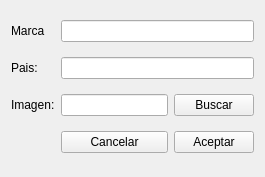
Above: marca/ui_form.ui from sgaete/Automotora_info175 before the change. Below: the same form after it.
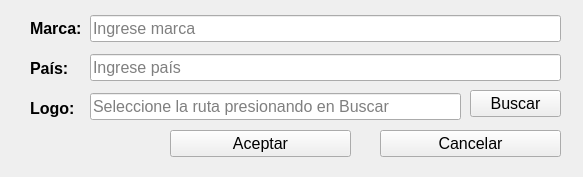
That is the form after the change.

Commit message: version final 2.0 de marca

Diff of the .ui file:
```diff
--- a/marca/ui_form.ui
+++ b/marca/ui_form.ui
@@ -6,66 +6,197 @@
    <rect>
     <x>0</x>
     <y>0</y>
-    <width>265</width>
+    <width>583</width>
     <height>177</height>
    </rect>
   </property>
+  <property name="font">
+   <font>
+    <pointsize>12</pointsize>
+    <weight>75</weight>
+    <bold>true</bold>
+   </font>
+  </property>
   <property name="windowTitle">
    <string>Marca</string>
   </property>
-  <layout class="QGridLayout" name="gridLayout">
-   <item row="3" column="2">
     <widget class="QPushButton" name="savemarca">
+   <property name="geometry">
+    <rect>
+     <x>170</x>
+     <y>130</y>
+     <width>181</width>
+     <height>27</height>
+    </rect>
+   </property>
+   <property name="font">
+    <font>
+     <pointsize>12</pointsize>
+     <weight>50</weight>
+     <bold>false</bold>
+    </font>
+   </property>
+   <property name="cursor">
+    <cursorShape>PointingHandCursor</cursorShape>
+   </property>
      <property name="text">
       <string>Aceptar</string>
      </property>
     </widget>
-   </item>
-   <item row="0" column="0">
     <widget class="QLabel" name="label_marca">
+   <property name="geometry">
+    <rect>
+     <x>30</x>
+     <y>20</y>
+     <width>61</width>
+     <height>17</height>
+    </rect>
+   </property>
      <property name="text">
-      <string>Marca</string>
-     </property>
-    </widget>
-   </item>
-   <item row="1" column="0">
+    <string>Marca:</string>
+   </property>
+  </widget>
     <widget class="QLabel" name="label_pais">
+   <property name="geometry">
+    <rect>
+     <x>30</x>
+     <y>60</y>
+     <width>41</width>
+     <height>17</height>
+    </rect>
+   </property>
      <property name="text">
-      <string>Pais:</string>
-     </property>
-    </widget>
-   </item>
-   <item row="3" column="1">
+    <string>País:</string>
+   </property>
+  </widget>
     <widget class="QPushButton" name="cancel">
+   <property name="geometry">
+    <rect>
+     <x>380</x>
+     <y>130</y>
+     <width>181</width>
+     <height>27</height>
+    </rect>
+   </property>
+   <property name="font">
+    <font>
+     <pointsize>12</pointsize>
+     <weight>50</weight>
+     <bold>false</bold>
+    </font>
+   </property>
+   <property name="cursor">
+    <cursorShape>PointingHandCursor</cursorShape>
+   </property>
      <property name="text">
       <string>Cancelar</string>
      </property>
     </widget>
-   </item>
-   <item row="2" column="0">
     <widget class="QLabel" name="label_img">
+   <property name="geometry">
+    <rect>
+     <x>30</x>
+     <y>100</y>
+     <width>55</width>
+     <height>17</height>
+    </rect>
+   </property>
      <property name="text">
-      <string>Imagen:</string>
-     </property>
-    </widget>
-   </item>
-   <item row="1" column="1" colspan="2">
-    <widget class="QLineEdit" name="t_pais"/>
-   </item>
-   <item row="0" column="1" colspan="2">
-    <widget class="QLineEdit" name="t_marca"/>
-   </item>
-   <item row="2" column="1">
-    <widget class="QLineEdit" name="t_img"/>
-   </item>
-   <item row="2" column="2">
+    <string>Logo:</string>
+   </property>
+  </widget>
+  <widget class="QLineEdit" name="t_pais">
+   <property name="geometry">
+    <rect>
+     <x>90</x>
+     <y>54</y>
+     <width>471</width>
+     <height>27</height>
+    </rect>
+   </property>
+   <property name="font">
+    <font>
+     <weight>50</weight>
+     <bold>false</bold>
+    </font>
+   </property>
+   <property name="placeholderText">
+    <string>Ingrese país</string>
+   </property>
+   <property name="clearButtonEnabled">
+    <bool>false</bool>
+   </property>
+  </widget>
+  <widget class="QLineEdit" name="t_marca">
+   <property name="geometry">
+    <rect>
+     <x>90</x>
+     <y>15</y>
+     <width>471</width>
+     <height>27</height>
+    </rect>
+   </property>
+   <property name="font">
+    <font>
+     <weight>50</weight>
+     <bold>false</bold>
+    </font>
+   </property>
+   <property name="placeholderText">
+    <string>Ingrese marca</string>
+   </property>
+   <property name="clearButtonEnabled">
+    <bool>false</bool>
+   </property>
+  </widget>
+  <widget class="QLineEdit" name="t_img">
+   <property name="geometry">
+    <rect>
+     <x>90</x>
+     <y>93</y>
+     <width>371</width>
+     <height>27</height>
+    </rect>
+   </property>
+   <property name="font">
+    <font>
+     <weight>50</weight>
+     <bold>false</bold>
+    </font>
+   </property>
+   <property name="readOnly">
+    <bool>true</bool>
+   </property>
+   <property name="placeholderText">
+    <string>Seleccione la ruta presionando en Buscar</string>
+   </property>
+   <property name="clearButtonEnabled">
+    <bool>false</bool>
+   </property>
+  </widget>
     <widget class="QPushButton" name="buscar_img">
+   <property name="geometry">
+    <rect>
+     <x>470</x>
+     <y>90</y>
+     <width>91</width>
+     <height>27</height>
+    </rect>
+   </property>
+   <property name="font">
+    <font>
+     <pointsize>12</pointsize>
+     <weight>50</weight>
+     <bold>false</bold>
+    </font>
+   </property>
+   <property name="cursor">
+    <cursorShape>PointingHandCursor</cursorShape>
+   </property>
      <property name="text">
       <string>Buscar</string>
      </property>
     </widget>
-   </item>
-  </layout>
  </widget>
  <resources/>
  <connections/>
```
Left out of the diff: 8 changed lines with no effect on the pictures. Lines whose indentation alone changed are shown as unchanged. The commit also changes 5 other files.
